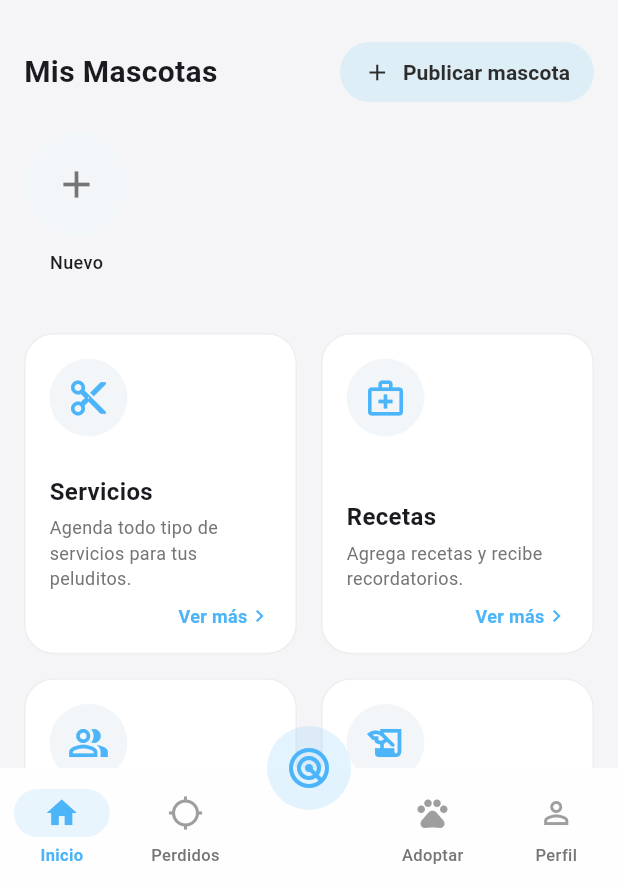
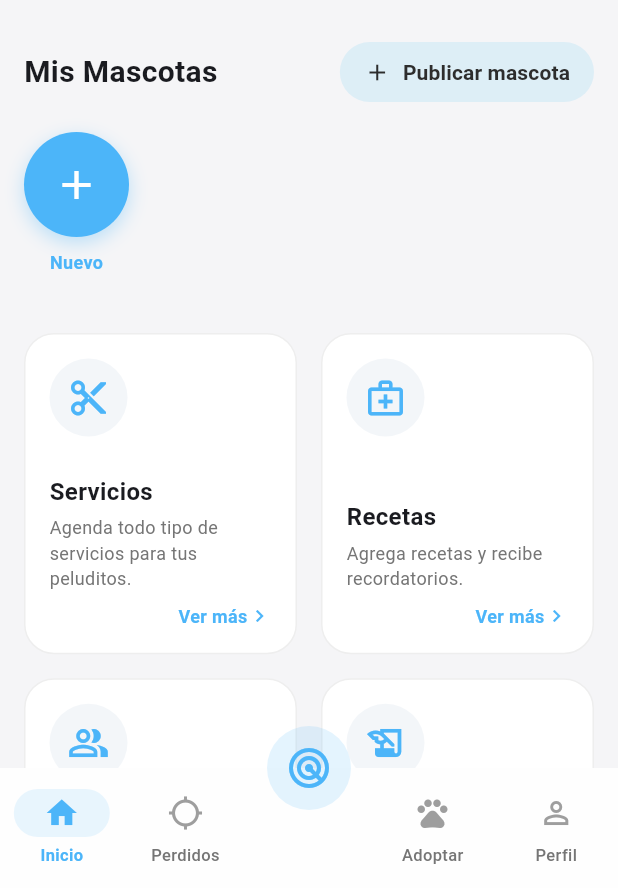
Before and after one commit to clouxx/PetfyCo, a Flutter app: the HomePage screen opened by its route, on a phone screen of 412 x 824 dp, the part 348-1236 px from its top. Run offline on Flutter 3.47's test engine with Material 3 defaults, Android fonts, the phone set to English and light mode, and no system bars; drawn by our look-alikes of carousel_slider; our stand-ins replace flutter_map, flutter_riverpod, geolocator, go_router, image_picker, in_app_purchase and 2 more; accounts and stored records are empty.

Commit message:
ui: make "Nuevo" pet button more visible with purple fill and shadow

```diff
--- a/lib/pages/home_page.dart
+++ b/lib/pages/home_page.dart
@@ -461,14 +461,21 @@ class _HomePageState extends State<HomePage> {
                              children: [
                                Container(
                                  width: 70, height: 70,
-                                 decoration: const BoxDecoration(
-                                   color: AppColors.greyBg,
+                                 decoration: BoxDecoration(
+                                   color: AppColors.purple,
                                    shape: BoxShape.circle,
+                                   boxShadow: [
+                                     BoxShadow(
+                                       color: AppColors.purple.withOpacity(0.35),
+                                       blurRadius: 10,
+                                       offset: const Offset(0, 4),
+                                     ),
+                                   ],
                                  ),
-                                 child: const Icon(Icons.add, color: AppColors.greyText, size: 30),
+                                 child: const Icon(Icons.add, color: Colors.white, size: 32),
                                ),
                                const SizedBox(height: 8),
-                               const Text('Nuevo', style: TextStyle(fontWeight: FontWeight.w500, fontSize: 12)),
+                               const Text('Nuevo', style: TextStyle(fontWeight: FontWeight.bold, fontSize: 12, color: AppColors.purple)),
                              ],
                            ),
                          ),
```
